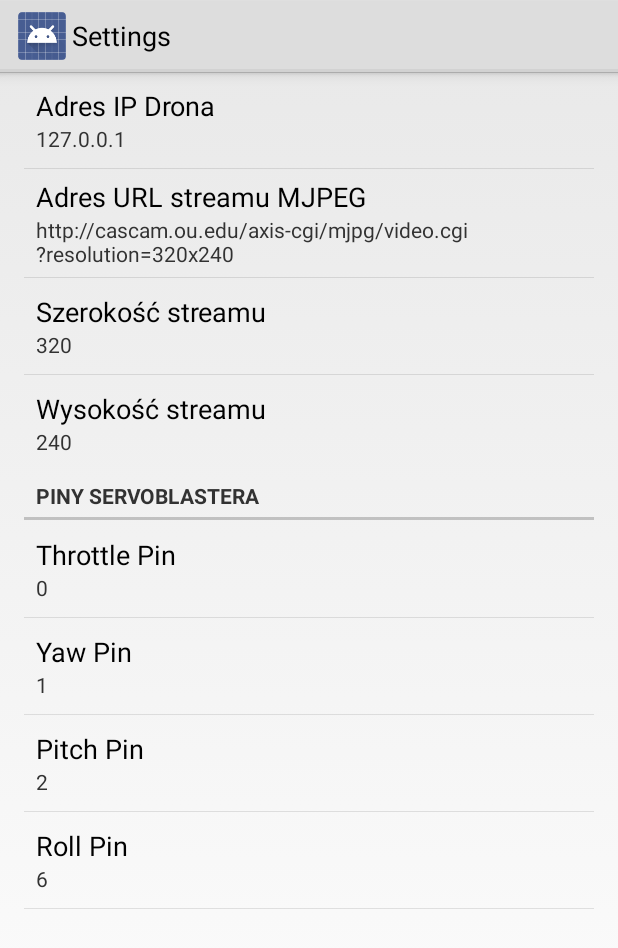
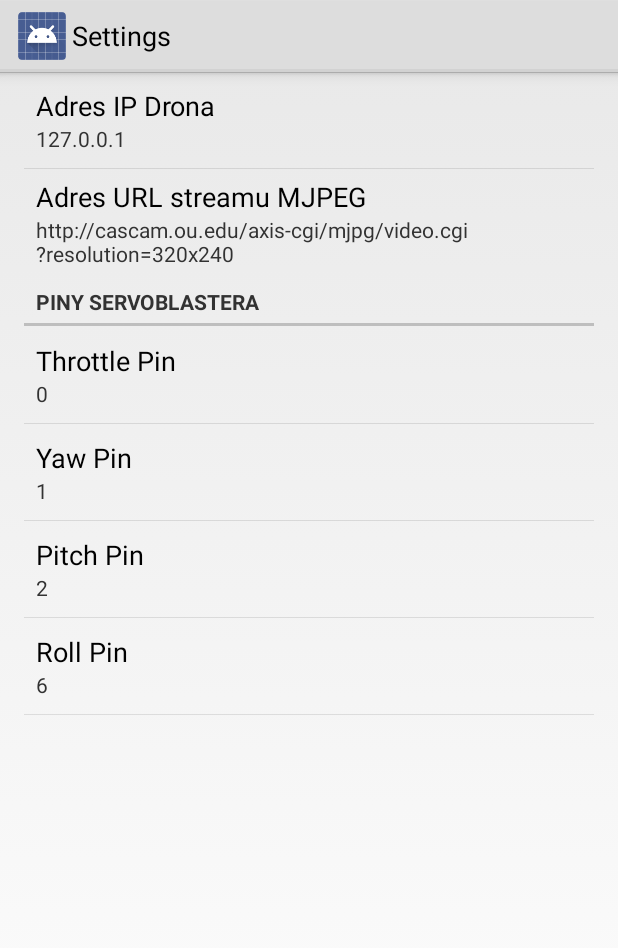
Before and after one commit to AirsickPayload/DPRI_Drone_Project, an Android app: the DroneSettingsActivity screen opened directly, with no data from a screen before it, on a phone screen of 412 x 824 dp. Shown: the top 948 px of the screen. Run offline under Robolectric (Android 15) with nearby library versions, the phone set to English and light mode, and no system bars.

Commit message:
*Dodanie wyjątków w kodzie części sieciowej. *Zwiększenie liczby wartości usuwanych z kolejki. *Usunięcie już zbędnych ustawień - szerokości i wysokości streamu.

```diff
--- a/droneproject_android/app/src/main/java/com/dpri/droneproject/simplemjpeg/DroneSettingsActivity.java
+++ b/droneproject_android/app/src/main/java/com/dpri/droneproject/simplemjpeg/DroneSettingsActivity.java
@@ -119,8 +119,6 @@ public class DroneSettingsActivity extends PreferenceActivity {
         // to reflect the new value, per the Android Design guidelines.
         bindPreferenceSummaryToValue(findPreference("ip_drona"));
         bindPreferenceSummaryToValue(findPreference("url_stream"));
-        bindPreferenceSummaryToValue(findPreference("stream_width"));
-        bindPreferenceSummaryToValue(findPreference("stream_height"));
         bindPreferenceSummaryToValue(findPreference("pin_throttle"));
         bindPreferenceSummaryToValue(findPreference("pin_yaw"));
         bindPreferenceSummaryToValue(findPreference("pin_pitch"));
@@ -259,8 +257,6 @@ public class DroneSettingsActivity extends PreferenceActivity {
             // guidelines.
             bindPreferenceSummaryToValue(findPreference("ip_drona"));
             bindPreferenceSummaryToValue(findPreference("url_stream"));
-            bindPreferenceSummaryToValue(findPreference("stream_width"));
-            bindPreferenceSummaryToValue(findPreference("stream_height"));
         }
     }
 
--- a/droneproject_android/app/src/main/res/xml/pref_general.xml
+++ b/droneproject_android/app/src/main/res/xml/pref_general.xml
@@ -18,22 +18,4 @@
         android:singleLine="true"
         android:maxLines="1" />
 
-    <EditTextPreference
-        android:key="stream_width"
-        android:title="Szerokość streamu"
-        android:defaultValue="320"
-        android:selectAllOnFocus="true"
-        android:inputType="numberDecimal"
-        android:singleLine="true"
-        android:maxLines="1"/>
-
-    <EditTextPreference
-        android:key="stream_height"
-        android:title="Wysokość streamu"
-        android:defaultValue="240"
-        android:selectAllOnFocus="true"
-        android:inputType="numberDecimal"
-        android:singleLine="true"
-        android:maxLines="1"/>
-
 </PreferenceScreen>
```
Also changed, not shown: droneproject_android/app/src/main/java/com/dpri/droneproject/simplemjpeg/DroneViewActivity.java (+13 -16 lines), droneproject_android/app/src/main/java/com/dpri/droneproject/simplemjpeg/socketPackage/DroneSocketClient.java (+15 -1 lines).
